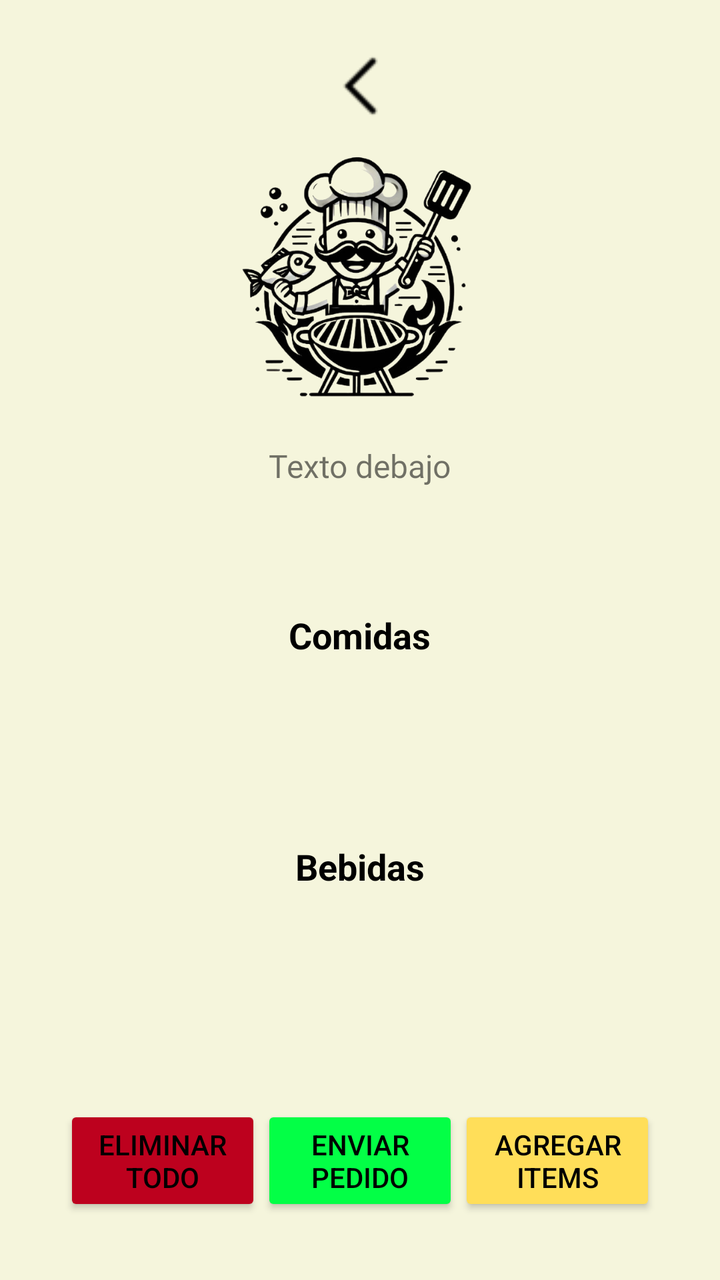
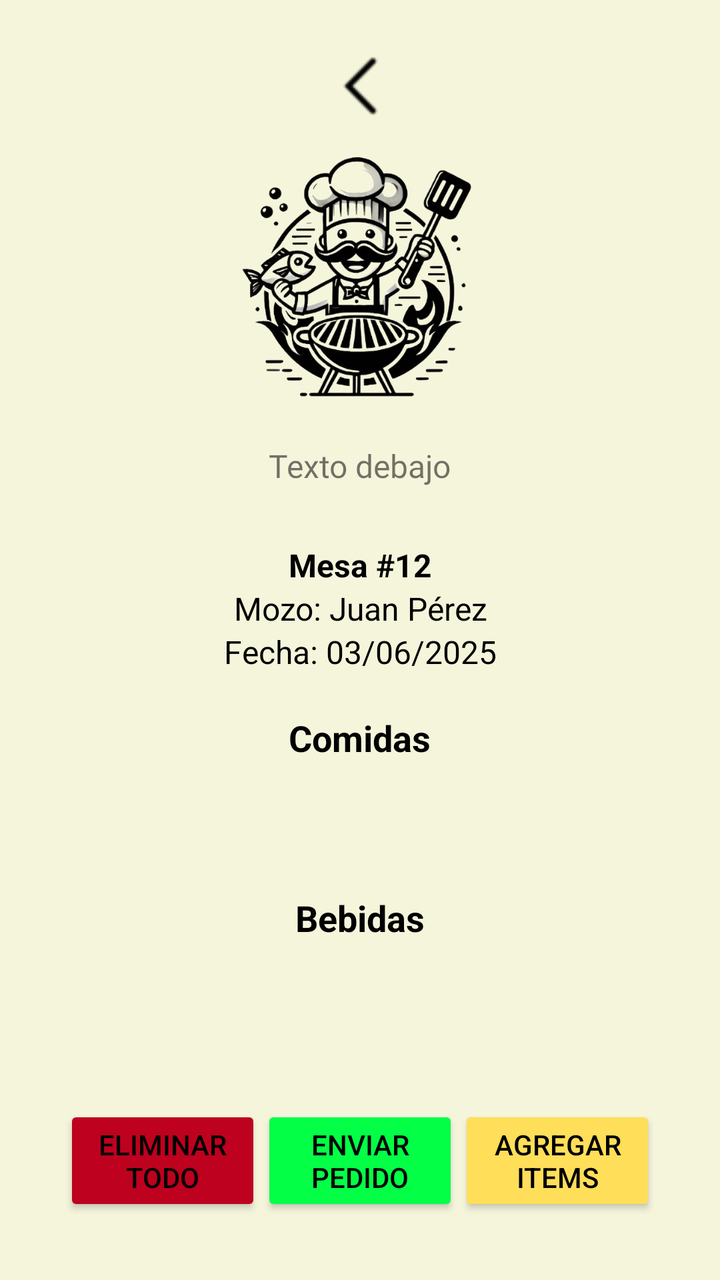

The first picture is an Android layout as it rendered before a commit; the second is the same layout after the commit. The layout source and the unified diff follow.
<!-- AndroidManifest.xml: application theme Theme.Practica_04 -->
<!-- res/layout/activity_6_pedido.xml -->
<?xml version="1.0" encoding="utf-8"?>
<LinearLayout xmlns:android="http://schemas.android.com/apk/res/android"
    xmlns:app="http://schemas.android.com/apk/res-auto"
    android:layout_width="match_parent"
    android:layout_height="match_parent"
    android:orientation="vertical"
    android:padding="16dp"
    android:gravity="center"
    android:background="#F5F5DC">

    <ImageButton
        android:id="@+id/btnBack"
        android:layout_width="match_parent"
        android:layout_height="wrap_content"
        android:background="@android:color/transparent"
        android:contentDescription="Volver"
        android:layout_marginVertical="12dp"
        android:src="@drawable/back_icon" />

    <include
        android:id="@+id/textPedido"
        layout="@layout/componente_imagen_logo"/>

    <LinearLayout
        android:layout_width="match_parent"
        android:layout_height="wrap_content"
        android:orientation="horizontal"
        android:gravity="center"
        android:padding="12dp">

        <TextView
            android:id="@+id/textMesaNumero"
            android:layout_width="wrap_content"
            android:layout_height="wrap_content"
            android:textSize="16sp"
            android:textStyle="bold"
            android:textColor="@android:color/black"/>

        <TextView
            android:id="@+id/textMozo"
            android:layout_width="wrap_content"
            android:layout_height="wrap_content"
            android:textSize="16sp"
            android:textColor="@android:color/black"/>

        <TextView
            android:id="@+id/textFecha"
            android:layout_width="wrap_content"
            android:layout_height="wrap_content"
            android:textSize="16sp"
            android:textColor="@android:color/black"/>
    </LinearLayout>

    
    <TextView
        android:layout_width="wrap_content"
        android:layout_height="wrap_content"
        android:text="Comidas"
        android:textSize="18sp"
        android:textStyle="bold"
        android:textColor="@android:color/black"/>

    <androidx.recyclerview.widget.RecyclerView
        android:id="@+id/recyclerComidas"
        android:layout_width="match_parent"
        android:layout_height="0dp"
        android:layout_weight="1"
        android:paddingBottom="8dp"/>

    
    <TextView
        android:layout_width="wrap_content"
        android:layout_height="wrap_content"
        android:text="Bebidas"
        android:textSize="18sp"
        android:textStyle="bold"
        android:textColor="@android:color/black"/>

    <androidx.recyclerview.widget.RecyclerView
        android:id="@+id/recyclerBebidas"
        android:layout_width="match_parent"
        android:layout_height="0dp"
        android:layout_weight="1"
        android:paddingBottom="8dp"/>
    <LinearLayout
        android:layout_width="match_parent"
        android:layout_height="wrap_content"
        android:orientation="horizontal"
        android:gravity="center"
        android:padding="16dp">

        <Button
            android:id="@+id/btnEliminarTodo"
            android:layout_width="0dp"
            android:layout_height="wrap_content"
            android:layout_weight="1"
            android:text="Eliminar Todo"
            android:fillViewport="true"
            android:textColor="@color/black"
            android:backgroundTint="@color/red_background"
            />

        <Button
            android:id="@+id/btnEnviarPedido"
            android:layout_width="0dp"
            android:layout_height="wrap_content"
            android:layout_weight="1"
            android:text="Enviar Pedido"
            android:fillViewport="true"
            android:backgroundTint="@color/green_second"
            android:textColor="@android:color/black"/>

        <Button
            android:id="@+id/btnAgregarProductos"
            android:layout_width="0dp"
            android:layout_height="wrap_content"
            android:layout_weight="1"
            android:text="Agregar Items"
            android:fillViewport="true"
            android:backgroundTint="@color/yellow_background"
            android:textColor="@android:color/black"/>
    </LinearLayout>

</LinearLayout>
<!-- res/layout/componente_imagen_logo.xml (included above) -->
<?xml version="1.0" encoding="utf-8"?>
<LinearLayout xmlns:android="http://schemas.android.com/apk/res/android"
    android:layout_width="wrap_content"
    android:layout_height="wrap_content"
    android:orientation="vertical"
    android:gravity="center_horizontal">

    <ImageView
        android:id="@+id/logo"
        android:layout_width="136dp"
        android:layout_height="136dp"
        android:src="@drawable/logo2"
        android:contentDescription="Imagen personalizada"
        android:layout_marginBottom="16dp"/>

    <TextView
        android:id="@+id/texto"
        android:layout_width="wrap_content"
        android:layout_height="wrap_content"
        android:text="Texto debajo"
        android:textSize="16sp"
        android:fontFamily="@font/inter_semibold"
        android:layout_marginBottom="16dp"/>
</LinearLayout>
<!-- resources referenced by this layout -->
<resources>
  <color name="black">#FF000000</color>
  <color name="green_second">#03FF46</color>
  <color name="red_background">#BD011E</color>
  <color name="yellow_background">#FFDE59</color>
  <!-- drawable back_icon: png bitmap (drawable, 637 bytes) -->
  <!-- drawable logo2: png bitmap (drawable, 216596 bytes) -->
  <style name="Theme.Practica_04" parent="Theme.AppCompat.Light.NoActionBar" />
</resources>

<!-- the commit's change to res/layout/activity_6_pedido.xml (unified diff, before → after) -->
@@ -24,32 +24,40 @@
     <LinearLayout
         android:layout_width="match_parent"
         android:layout_height="wrap_content"
-        android:orientation="horizontal"
+        android:orientation="vertical"
+        android:padding="12dp"
         android:gravity="center"
-        android:padding="12dp">
+        android:layout_marginBottom="8dp"> 
 
         <TextView
             android:id="@+id/textMesaNumero"
-            android:layout_width="wrap_content"
+            android:layout_width="match_parent"
             android:layout_height="wrap_content"
+            android:text="Mesa #12"
             android:textSize="16sp"
             android:textStyle="bold"
-            android:textColor="@android:color/black"/>
+            android:textColor="@android:color/black"
+            android:gravity="center"/>
 
         <TextView
             android:id="@+id/textMozo"
-            android:layout_width="wrap_content"
+            android:layout_width="match_parent"
             android:layout_height="wrap_content"
+            android:text="Mozo: Juan Pérez"
             android:textSize="16sp"
-            android:textColor="@android:color/black"/>
+            android:textColor="@android:color/black"
+            android:gravity="center"/>
 
         <TextView
             android:id="@+id/textFecha"
-            android:layout_width="wrap_content"
+            android:layout_width="match_parent"
             android:layout_height="wrap_content"
+            android:text="Fecha: 03/06/2025"
             android:textSize="16sp"
-            android:textColor="@android:color/black"/>
+            android:textColor="@android:color/black"
+            android:gravity="center"/>
     </LinearLayout>
+
 
     
     <TextView
